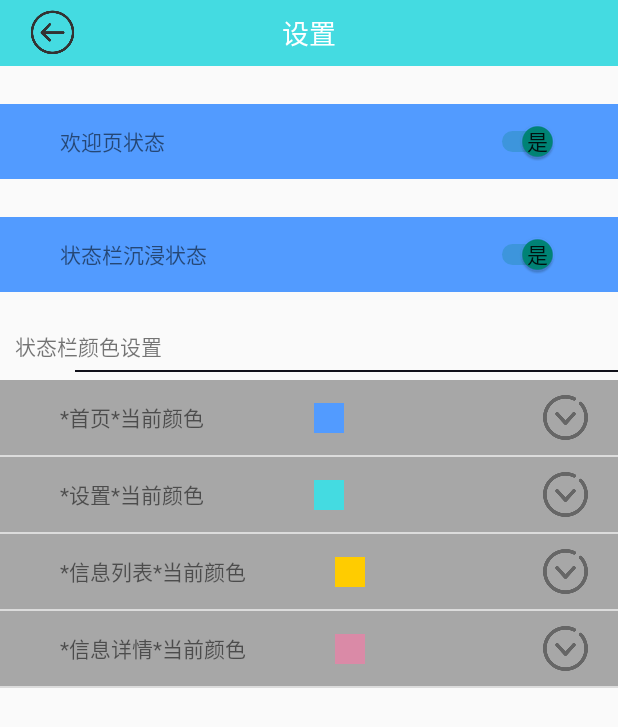
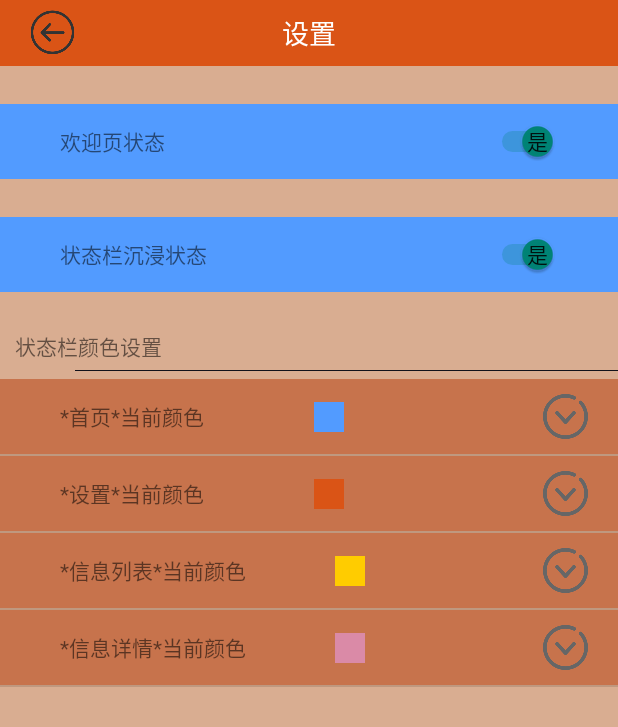
Before and after one commit to 31702160124/mmvtcmessage, an Android app: the SettingActivity screen opened directly, with no data from a screen before it, on a phone screen of 412 x 824 dp. Shown: the top 727 px of the screen. Run offline under Robolectric (Android 15) with nearby library versions, the phone set to English and light mode, and no system bars.

Commit message:
完成了啊

```diff
--- a/app/src/main/java/com/qq/a1843318972/mmvtcmessage/BaseActivity.java
+++ b/app/src/main/java/com/qq/a1843318972/mmvtcmessage/BaseActivity.java
@@ -77,7 +77,7 @@ public abstract class BaseActivity extends AppCompatActivity {
 
     public static String setColor(Context context) {
         SharedPreferences sharedPreferences = context.getSharedPreferences("userConfig", Context.MODE_PRIVATE);
-        String setColor = sharedPreferences.getString("setColor", "#44dbe1");
+        String setColor = sharedPreferences.getString("setColor", "#da5416");
         return setColor;
     }
 
--- a/app/src/main/res/layout/activity_main.xml
+++ b/app/src/main/res/layout/activity_main.xml
@@ -28,7 +28,7 @@
         android:layout_width="match_parent"
         android:layout_height="wrap_content"
         android:layout_gravity="center_vertical"
-        android:background="#a6a6ae"
+        android:background="#529bff"
         android:gravity="center_vertical"
         android:orientation="horizontal">
 
--- a/app/src/main/res/layout/activity_news_list.xml
+++ b/app/src/main/res/layout/activity_news_list.xml
@@ -21,6 +21,7 @@
         android:scrollbars="none" />
 
     <LinearLayout
+        android:background="#eac885"
         android:layout_width="match_parent"
         android:layout_height="50dp"
         android:orientation="horizontal">
--- a/app/src/main/res/layout/activity_setting.xml
+++ b/app/src/main/res/layout/activity_setting.xml
@@ -3,6 +3,7 @@
     xmlns:tools="http://schemas.android.com/apk/res-auto"
     android:layout_width="match_parent"
     android:layout_height="match_parent"
+    android:background="#d9ad91"
     android:fitsSystemWindows="true"
     android:orientation="vertical">
 
@@ -77,15 +78,15 @@
     </LinearLayout>
 
     <TextView
-        android:layout_marginLeft="10dp"
         android:layout_width="wrap_content"
         android:layout_height="wrap_content"
+        android:layout_marginLeft="10dp"
         android:layout_marginTop="25dp"
         android:text="状态栏颜色设置" />
 
     <View
         android:layout_width="match_parent"
-        android:layout_height="1dp"
+        android:layout_height="0.5sp"
         android:layout_marginLeft="50dp"
         android:layout_marginTop="5dp"
         android:layout_marginBottom="5dp"
--- a/app/src/main/res/layout/activity_welcome.xml
+++ b/app/src/main/res/layout/activity_welcome.xml
@@ -3,6 +3,7 @@
     xmlns:app="http://schemas.android.com/apk/res-auto"
     xmlns:tools="http://schemas.android.com/tools"
     android:layout_width="match_parent"
+    android:background="#eed2e6f2"
     android:layout_height="match_parent"
     tools:context=".WelcomeActivity">
 
--- a/app/src/main/res/layout/colorlist_item.xml
+++ b/app/src/main/res/layout/colorlist_item.xml
@@ -7,7 +7,7 @@
     <LinearLayout
         android:layout_width="match_parent"
         android:layout_height="50dp"
-        android:background="#a7a7a7"
+        android:background="#c7734c"
         android:orientation="horizontal">
 
         <LinearLayout
--- a/app/src/main/res/layout/fragment_home.xml
+++ b/app/src/main/res/layout/fragment_home.xml
@@ -10,14 +10,15 @@
     <WebView
         android:id="@+id/web"
         android:layout_width="match_parent"
-        android:layout_height="135dp"
+        android:layout_height="wrap_content"
         android:fadeScrollbars="false"
         android:scrollbars="none" />
 
     <RelativeLayout
+        android:background="#95bff7"
         android:layout_width="match_parent"
         android:layout_height="match_parent"
-        android:layout_marginTop="10dp">
+        android:paddingTop="10dp">
 
         <GridView
             android:id="@+id/xx_home"
--- a/app/src/main/res/values/array.xml
+++ b/app/src/main/res/values/array.xml
@@ -16,7 +16,7 @@
         <item>#63197e</item>
         <item>#030303</item>
         <item>#da5416</item>
-        <item>#44dbe1</item>
+        <item>#02eff9</item>
         <item>#ff0004</item>
         <item>#42afde</item>
         <item>#ffcc00</item>
--- a/app/src/main/res/values/strings.xml
+++ b/app/src/main/res/values/strings.xml
@@ -1,3 +1,3 @@
 <resources>
-    <string name="app_name">mmvtcmessage</string>
+    <string name="app_name">茂职院信息</string>
 </resources>
```
Also changed, not shown: app/src/main/java/com/qq/a1843318972/mmvtcmessage/fragment/page_home.java (+1 -10 lines), app/src/main/java/com/qq/a1843318972/mmvtcmessage/newsList.java (+1 -9 lines), 1 other file.
